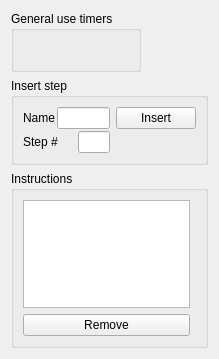
The window that brewDayWidget.ui (Brewtarget/brewtarget) describes before a commit, drawn with Qt 5.
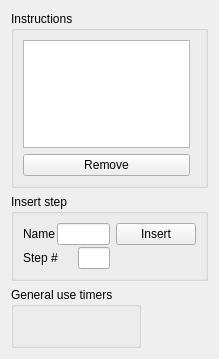
The same window after the commit.

What changed in the file:
```diff
--- a/brewDayWidget.ui
+++ b/brewDayWidget.ui
@@ -15,29 +15,51 @@
   </property>
   <layout class="QVBoxLayout" name="verticalLayout_3">
    <item>
-    <layout class="QHBoxLayout" name="horizontalLayout_7">
-     <property name="spacing">
-      <number>0</number>
-     </property>
-     <item>
-      <widget class="QGroupBox" name="groupBox_timers">
+    <widget class="QGroupBox" name="groupBox_3">
        <property name="sizePolicy">
-        <sizepolicy hsizetype="Maximum" vsizetype="Maximum">
+      <sizepolicy hsizetype="Preferred" vsizetype="Expanding">
          <horstretch>0</horstretch>
          <verstretch>0</verstretch>
         </sizepolicy>
        </property>
        <property name="title">
-        <string>General use timers</string>
-       </property>
-       <layout class="QHBoxLayout" name="horizontalLayout_timers">
+      <string>Instructions</string>
+     </property>
+     <layout class="QHBoxLayout" name="horizontalLayout_3">
         <item>
-         <spacer name="horizontalSpacer_2">
+       <layout class="QVBoxLayout" name="verticalLayout_4">
+        <item>
+         <widget class="QListWidget" name="listWidget">
+          <property name="sizePolicy">
+           <sizepolicy hsizetype="Maximum" vsizetype="Expanding">
+            <horstretch>0</horstretch>
+            <verstretch>0</verstretch>
+           </sizepolicy>
+          </property>
+          <property name="maximumSize">
+           <size>
+            <width>200</width>
+            <height>16777215</height>
+           </size>
+          </property>
+         </widget>
+        </item>
+        <item>
+         <layout class="QHBoxLayout" name="horizontalLayout_8">
+          <item>
+           <widget class="QPushButton" name="pushButton_remove">
+            <property name="text">
+             <string>Remove</string>
+            </property>
+           </widget>
+          </item>
+          <item>
+           <spacer name="horizontalSpacer_5">
           <property name="orientation">
            <enum>Qt::Horizontal</enum>
           </property>
           <property name="sizeType">
-           <enum>QSizePolicy::MinimumExpanding</enum>
+             <enum>QSizePolicy::Preferred</enum>
           </property>
           <property name="sizeHint" stdset="0">
            <size>
@@ -48,25 +70,28 @@
          </spacer>
         </item>
        </layout>
-      </widget>
-     </item>
+        </item>
+       </layout>
+      </item>
      <item>
-      <spacer name="horizontalSpacer_3">
-       <property name="orientation">
-        <enum>Qt::Horizontal</enum>
-       </property>
-       <property name="sizeType">
-        <enum>QSizePolicy::MinimumExpanding</enum>
-       </property>
-       <property name="sizeHint" stdset="0">
+       <widget class="QStackedWidget" name="stackedWidget">
+        <property name="sizePolicy">
+         <sizepolicy hsizetype="Preferred" vsizetype="Preferred">
+          <horstretch>0</horstretch>
+          <verstretch>0</verstretch>
+         </sizepolicy>
+        </property>
+        <property name="minimumSize">
         <size>
          <width>0</width>
-         <height>20</height>
-        </size>
-       </property>
-      </spacer>
-     </item>
-    </layout>
+          <height>0</height>
+         </size>
+        </property>
+        <widget class="QWidget" name="page_2"/>
+       </widget>
+      </item>
+     </layout>
+    </widget>
    </item>
    <item>
     <layout class="QHBoxLayout" name="horizontalLayout_4">
@@ -207,51 +232,29 @@
     </layout>
    </item>
    <item>
-    <widget class="QGroupBox" name="groupBox_3">
+    <layout class="QHBoxLayout" name="horizontalLayout_7">
+     <property name="spacing">
+      <number>0</number>
+     </property>
+     <item>
+      <widget class="QGroupBox" name="groupBox_timers">
      <property name="sizePolicy">
-      <sizepolicy hsizetype="Preferred" vsizetype="Expanding">
+        <sizepolicy hsizetype="Maximum" vsizetype="Maximum">
        <horstretch>0</horstretch>
        <verstretch>0</verstretch>
       </sizepolicy>
      </property>
      <property name="title">
-      <string>Instructions</string>
-     </property>
-     <layout class="QHBoxLayout" name="horizontalLayout_3">
+        <string>General use timers</string>
+       </property>
+       <layout class="QHBoxLayout" name="horizontalLayout_timers">
       <item>
-       <layout class="QVBoxLayout" name="verticalLayout_4">
-        <item>
-         <widget class="QListWidget" name="listWidget">
-          <property name="sizePolicy">
-           <sizepolicy hsizetype="Maximum" vsizetype="Expanding">
-            <horstretch>0</horstretch>
-            <verstretch>0</verstretch>
-           </sizepolicy>
-          </property>
-          <property name="maximumSize">
-           <size>
-            <width>200</width>
-            <height>16777215</height>
-           </size>
-          </property>
-         </widget>
-        </item>
-        <item>
-         <layout class="QHBoxLayout" name="horizontalLayout_8">
-          <item>
-           <widget class="QPushButton" name="pushButton_remove">
-            <property name="text">
-             <string>Remove</string>
-            </property>
-           </widget>
-          </item>
-          <item>
-           <spacer name="horizontalSpacer_5">
+         <spacer name="horizontalSpacer_2">
             <property name="orientation">
              <enum>Qt::Horizontal</enum>
             </property>
             <property name="sizeType">
-             <enum>QSizePolicy::Preferred</enum>
+           <enum>QSizePolicy::MinimumExpanding</enum>
             </property>
             <property name="sizeHint" stdset="0">
              <size>
@@ -262,28 +265,25 @@
            </spacer>
           </item>
          </layout>
-        </item>
-       </layout>
-      </item>
+      </widget>
+     </item>
       <item>
-       <widget class="QStackedWidget" name="stackedWidget">
-        <property name="sizePolicy">
-         <sizepolicy hsizetype="Preferred" vsizetype="Preferred">
-          <horstretch>0</horstretch>
-          <verstretch>0</verstretch>
-         </sizepolicy>
-        </property>
-        <property name="minimumSize">
+      <spacer name="horizontalSpacer_3">
+       <property name="orientation">
+        <enum>Qt::Horizontal</enum>
+       </property>
+       <property name="sizeType">
+        <enum>QSizePolicy::MinimumExpanding</enum>
+       </property>
+       <property name="sizeHint" stdset="0">
          <size>
           <width>0</width>
-          <height>0</height>
-         </size>
-        </property>
-        <widget class="QWidget" name="page_2"/>
-       </widget>
-      </item>
-     </layout>
-    </widget>
+         <height>20</height>
+        </size>
+       </property>
+      </spacer>
+     </item>
+    </layout>
    </item>
   </layout>
  </widget>
```
Lines whose indentation alone changed are shown as unchanged.
